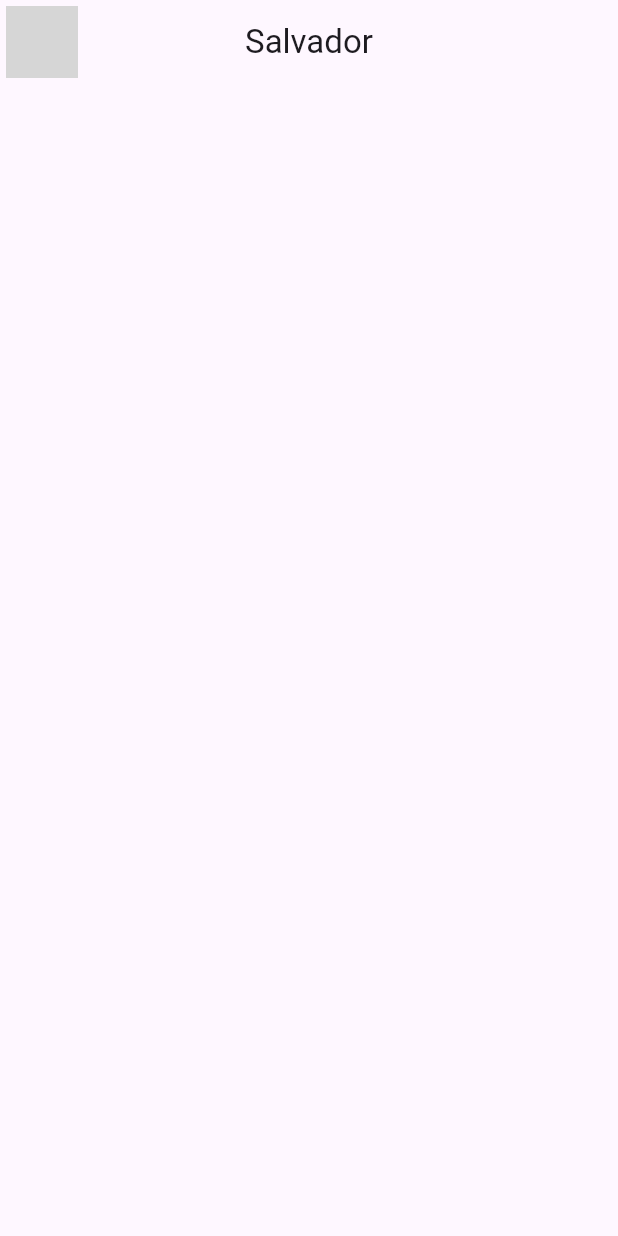
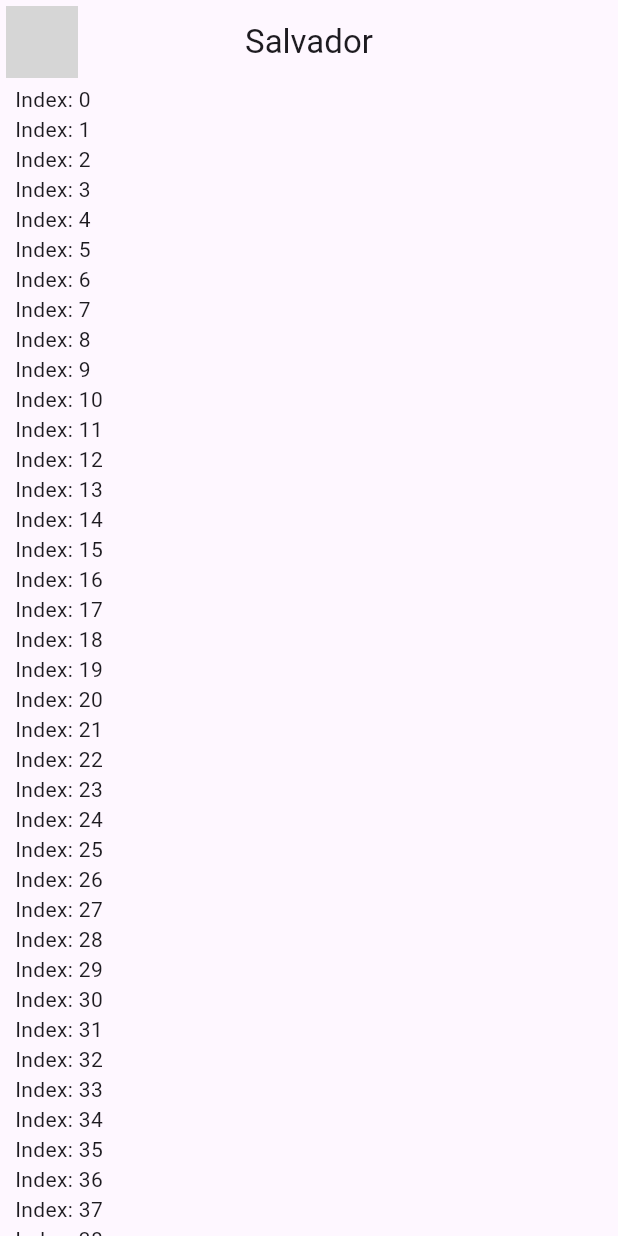
Before and after one commit to AlejandroDev8/Yes_or_No_Fluuter_App, a Flutter app: the screen it shows after launch, on a phone screen of 412 x 824 dp. Run offline on Flutter 3.47's test engine with Material 3 defaults, Android fonts, the phone set to English and light mode, and no system bars; network calls fail; grey boxes are pictures that could not be loaded.

Commit message:
chore: Refactor ChatScreen widget and add lazy loading for chat messages

```diff
--- a/lib/presentation/chat/chat_screen.dart
+++ b/lib/presentation/chat/chat_screen.dart
@@ -20,6 +20,33 @@ class ChatScreen extends StatelessWidget {
         // Center the title in ANDROID
         centerTitle: true,
       ),
+      body: _ChatView(),
     );
   }
 }
+
+class _ChatView extends StatelessWidget {
+  @override
+  Widget build(BuildContext context) {
+    // SafeArea widget to avoid the notch and the system bar
+    return SafeArea(
+      // Padding widget to add padding to the child
+      child: Padding(
+        padding: const EdgeInsets.symmetric(horizontal: 10.0),
+        // Column widget to stack the children vertically
+        child: Column(
+          children: [
+            // Expanded widget to fill the available space
+            Expanded(
+              child: ListView.builder(
+                  itemCount: 100,
+                  itemBuilder: (context, index) {
+                    return Text('Index: $index');
+                  }),
+            )
+          ],
+        ),
+      ),
+    );
+  }
+}
```
